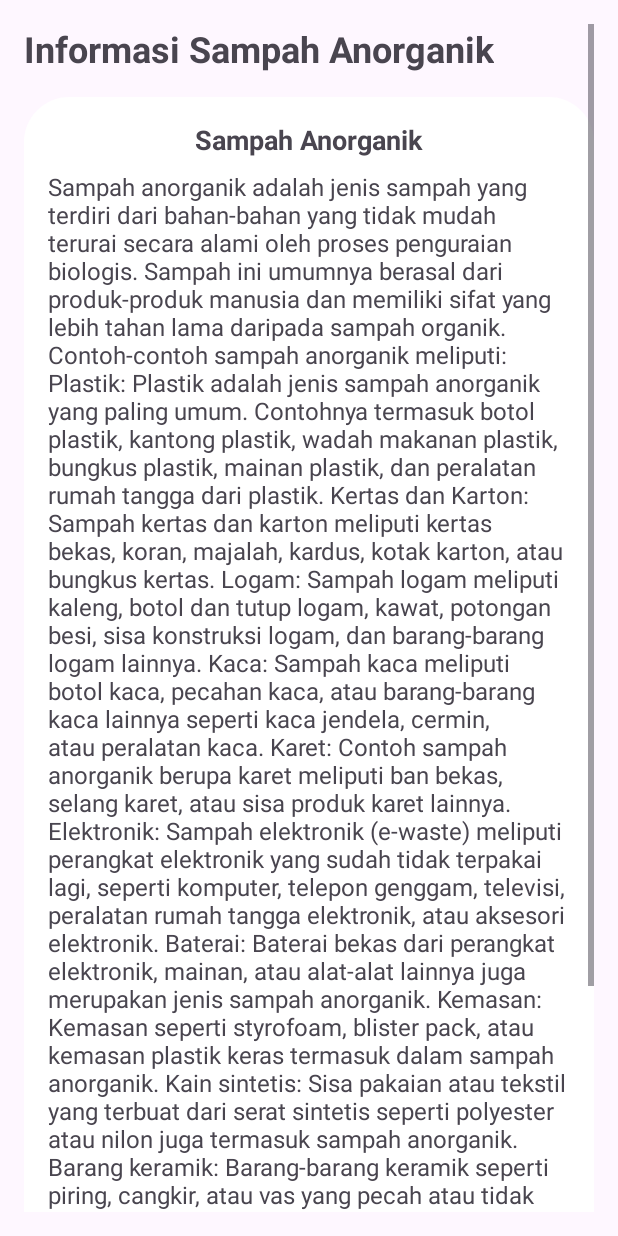
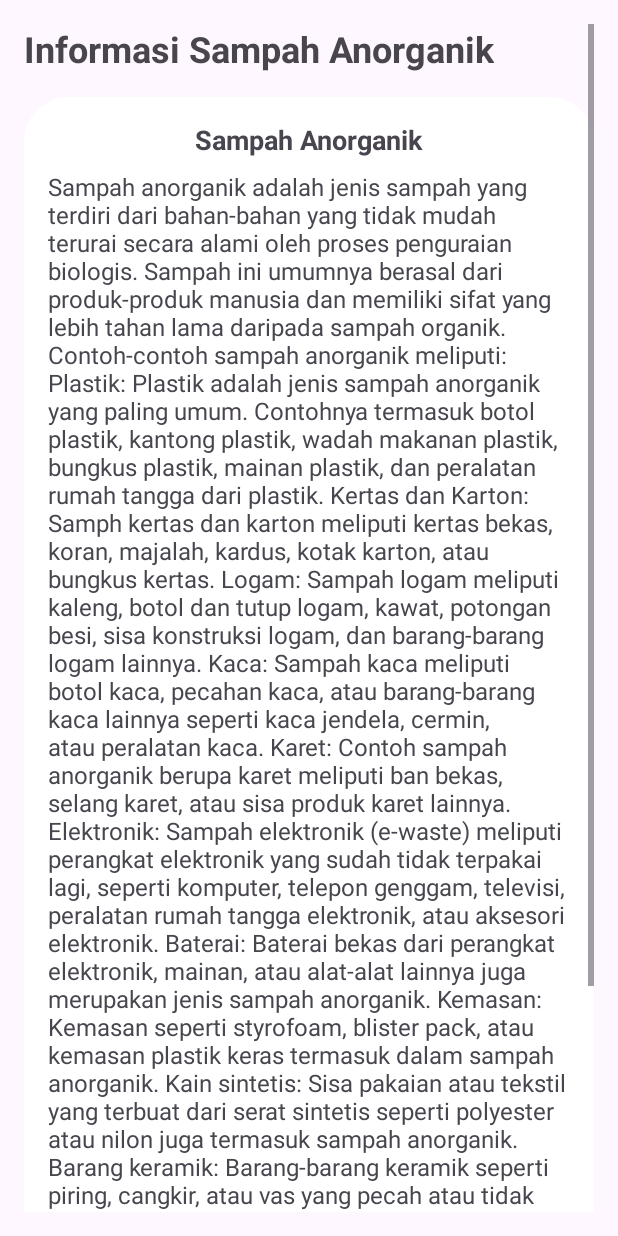
Before and after one commit to CandraWijaya06/BankSampah_progmob, an Android app: the SampahAnorganikActivity screen opened directly, with no data from a screen before it, on a phone screen of 412 x 824 dp. Run offline under Robolectric (Android 15) with nearby library versions, the phone set to English and light mode, and no system bars.

Commit message:
Activity Base, Informasi Sampah, Sampah Anorganik

```diff
--- a/app/src/main/res/layout/activity_sampah_anorganik.xml
+++ b/app/src/main/res/layout/activity_sampah_anorganik.xml
@@ -41,7 +41,7 @@
                 android:layout_height="wrap_content"
                 android:text="Sampah anorganik adalah jenis sampah yang terdiri dari bahan-bahan yang tidak mudah terurai secara alami oleh proses penguraian biologis. Sampah ini umumnya berasal dari produk-produk manusia dan memiliki sifat yang lebih tahan lama daripada sampah organik. Contoh-contoh sampah anorganik meliputi:
 Plastik: Plastik adalah jenis sampah anorganik yang paling umum. Contohnya termasuk botol plastik, kantong plastik, wadah makanan plastik, bungkus plastik, mainan plastik, dan peralatan rumah tangga dari plastik.
-Kertas dan Karton: Sampah kertas dan karton meliputi kertas bekas, koran, majalah, kardus, kotak karton, atau bungkus kertas.
+Kertas dan Karton: Samph kertas dan karton meliputi kertas bekas, koran, majalah, kardus, kotak karton, atau bungkus kertas.
 Logam: Sampah logam meliputi kaleng, botol dan tutup logam, kawat, potongan besi, sisa konstruksi logam, dan barang-barang logam lainnya.
 Kaca: Sampah kaca meliputi botol kaca, pecahan kaca, atau barang-barang kaca lainnya seperti kaca jendela, cermin, atau peralatan kaca.
 Karet: Contoh sampah anorganik berupa karet meliputi ban bekas, selang karet, atau sisa produk karet lainnya.
```
